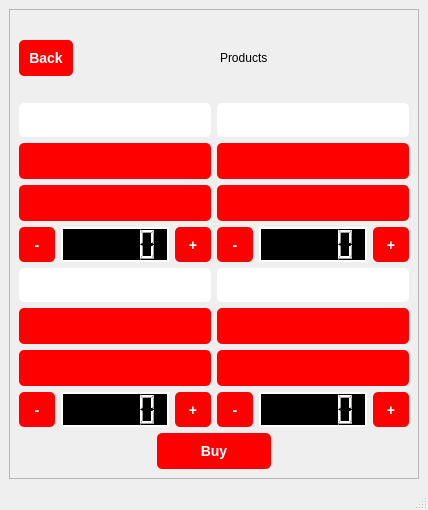
fatma105/Vending-Machine-App, file QT resource/fixedpage.ui: the form before one commit.
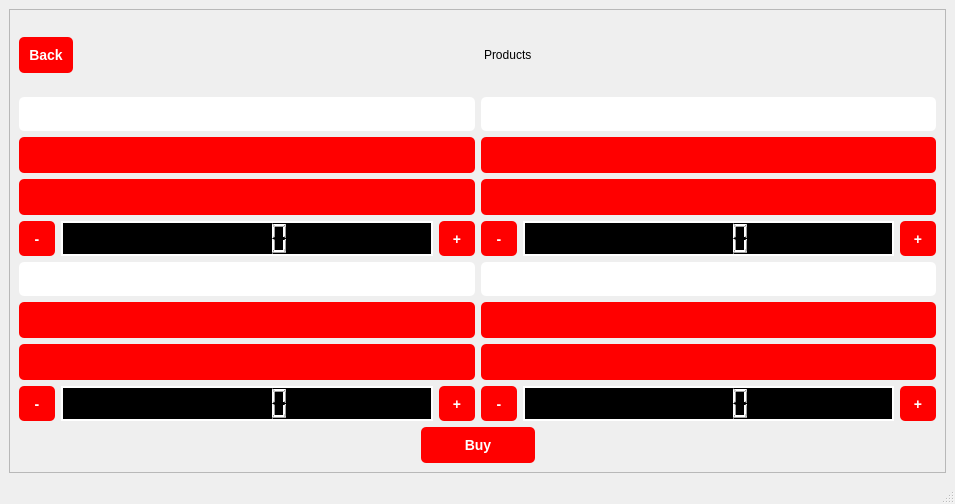
The form after the commit.

The edit to the form file:
```diff
--- a/QT resource/fixedpage.ui
+++ b/QT resource/fixedpage.ui
@@ -6,8 +6,8 @@
    <rect>
     <x>0</x>
     <y>0</y>
-    <width>428</width>
-    <height>510</height>
+    <width>955</width>
+    <height>504</height>
    </rect>
   </property>
   <property name="windowTitle">
@@ -53,8 +53,8 @@
         <rect>
          <x>0</x>
          <y>0</y>
-         <width>404</width>
-         <height>461</height>
+         <width>931</width>
+         <height>455</height>
         </rect>
        </property>
        <property name="minimumSize">
```
Left out of the diff: 2 changed lines with no effect on the pictures.
